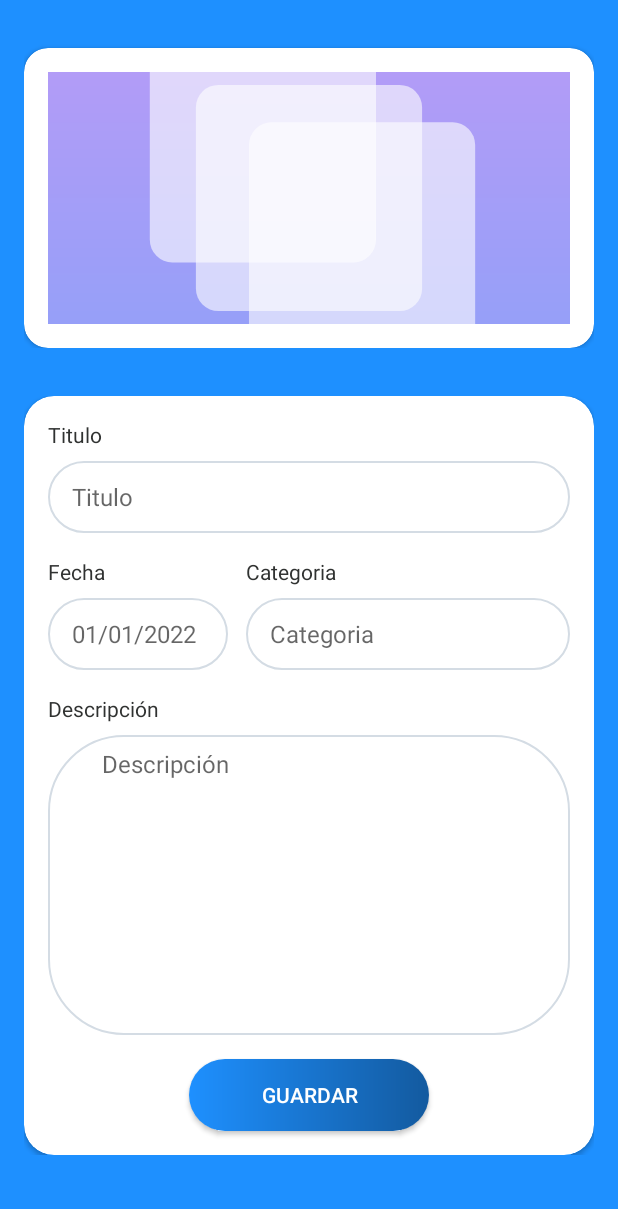
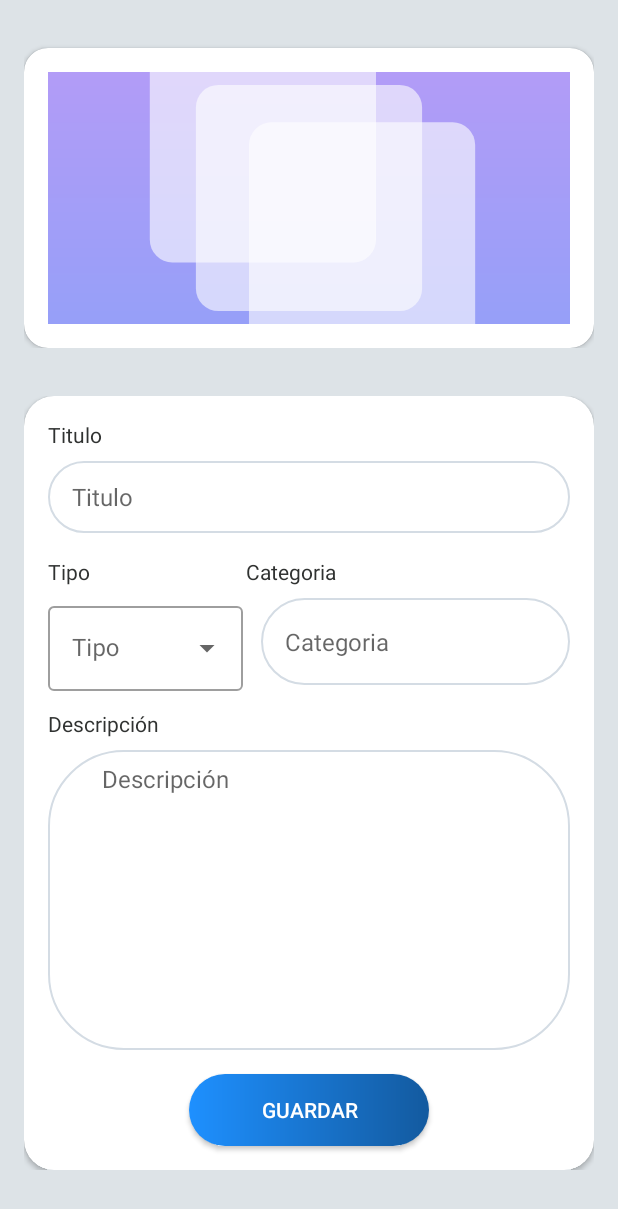
Before and after one commit to laloretom/UnaAyuditaAqui, an Android app: the AddServiceActivity screen opened directly, with no data from a screen before it, on a phone screen of 412 x 824 dp. Shown: the top 1209 px of the screen. Run offline under Robolectric (Android 15) with nearby library versions, the phone set to English and light mode, and no system bars; our stand-ins replace Firebase (no records; nobody signed in at launch, a user with empty details on screens opened directly); 3 statements that could not run were skipped.

Commit message:
Admin Services V2

```diff
--- a/app/src/main/java/com/unaayuditaaqui/unaayuditaaqui/Service.kt
+++ b/app/src/main/java/com/unaayuditaaqui/unaayuditaaqui/Service.kt
@@ -7,6 +7,7 @@ import com.google.firebase.database.IgnoreExtraProperties
 data class Service (
     var uidAuthor: String? = null,
     var serviceTitle: String? = null,
+    var type: String? = null,
     var description: String? = null,
     var category: String? = null,
     val date:   String? = null,
@@ -20,6 +21,7 @@ data class Service (
         return mapOf(
             "uidAuthor" to uidAuthor,
             "serviceTitle" to serviceTitle,
+            "type" to type,
             "description" to description,
             "category" to category,
             "date" to date,
--- a/app/src/main/java/com/unaayuditaaqui/unaayuditaaqui/ServiceAdapter.kt
+++ b/app/src/main/java/com/unaayuditaaqui/unaayuditaaqui/ServiceAdapter.kt
@@ -34,8 +34,8 @@ class ServiceAdapter(private val serviceList: ArrayList<Service>) : RecyclerView
 
         holder.itemView.setOnClickListener { v ->
             val intent = Intent(v.context, DetailServiceActivity::class.java).apply {
-                //putExtra("key", currentItem.idService)
-                putExtra("key", "currentItem.url")
+                putExtra("key", currentItem.idService)
+                //putExtra("key", "currentItem.url")
 
             }
             v.context.startActivity(intent)
--- a/app/src/main/res/layout/activity_add_service.xml
+++ b/app/src/main/res/layout/activity_add_service.xml
@@ -4,7 +4,7 @@
     xmlns:tools="http://schemas.android.com/tools"
     android:layout_width="match_parent"
     android:layout_height="match_parent"
-    android:background="@color/colorPrimary"
+    android:background="@color/gray"
     tools:context=".AddServiceActivity">
 
 
@@ -103,7 +103,7 @@
                                 android:textSize="16sp" />
 
                             <TextView
-                                android:id="@+id/dateTextView"
+                                android:id="@+id/typeTextView"
                                 android:layout_width="120dp"
                                 android:layout_height="wrap_content"
                                 android:layout_below="@+id/titleEditText"
@@ -111,26 +111,26 @@
                                 android:layout_marginStart="16dp"
                                 android:layout_marginTop="16dp"
                                 android:layout_marginBottom="8dp"
-                                android:text="@string/date_form"
+                                android:text="Tipo"
                                 android:textColor="@color/black_500" />
 
-                            <EditText
-                                android:id="@+id/dateEditText"
-                                android:layout_width="120dp"
-                                android:layout_height="48dp"
-                                android:layout_below="@+id/dateTextView"
+                            <com.google.android.material.textfield.TextInputLayout
+                                style="@style/Widget.MaterialComponents.TextInputLayout.OutlinedBox.ExposedDropdownMenu"
+                                android:id="@+id/boxTypeService"
+                                android:layout_width="130dp"
+                                android:layout_height="wrap_content"
+                                android:layout_below="@+id/typeTextView"
                                 android:layout_alignParentStart="true"
-                                android:layout_marginStart="16dp"
-                                android:autofillHints="@string/date"
-                                android:background="@drawable/ic_field"
-                                android:ems="3"
-                                android:hint="@string/date"
-                                android:inputType="date|text"
-                                android:paddingLeft="16dp"
-                                android:paddingTop="8dp"
-                                android:paddingRight="16dp"
-                                android:paddingBottom="8dp"
-                                android:textSize="16sp" />
+                                android:layout_marginStart="16dp">
+
+                                <AutoCompleteTextView
+                                    android:id="@+id/autoCompleteTextView"
+                                    android:layout_width="match_parent"
+                                    android:layout_height="match_parent"
+                                    android:inputType="none"
+                                    android:hint="Tipo"/>
+
+                            </com.google.android.material.textfield.TextInputLayout>
 
                             <TextView
                                 android:id="@+id/categoryTextView"
@@ -142,24 +142,24 @@
                                 android:layout_marginTop="16dp"
                                 android:layout_marginEnd="16dp"
                                 android:layout_marginBottom="8dp"
-                                android:layout_toEndOf="@+id/dateEditText"
+                                android:layout_toEndOf="@+id/typeTextView"
                                 android:text="@string/category"
                                 android:textColor="@color/black_500" />
 
                             <EditText
                                 android:id="@+id/categoryEditText"
                                 android:layout_width="match_parent"
-                                android:layout_height="48dp"
-                                android:layout_below="@+id/dateTextView"
+                                android:layout_height="58dp"
+                                android:layout_below="@+id/categoryTextView"
                                 android:layout_alignParentEnd="true"
                                 android:layout_marginStart="12dp"
                                 android:layout_marginEnd="16dp"
-                                android:layout_toEndOf="@+id/dateTextView"
-                                android:autofillHints=""
+                                android:layout_toEndOf="@+id/boxTypeService"
+                                android:autofillHints="@string/description"
                                 android:background="@drawable/ic_field"
                                 android:ems="10"
                                 android:hint="@string/category"
-                                android:inputType="textUri|text|datetime"
+                                android:inputType="textAutoComplete"
                                 android:paddingLeft="16dp"
                                 android:paddingTop="8dp"
                                 android:paddingRight="16dp"
@@ -224,11 +224,13 @@
                         </RelativeLayout>
 
                     </androidx.cardview.widget.CardView>
+
                 </RelativeLayout>
 
             </LinearLayout>
 
         </LinearLayout>
+
     </ScrollView>
 
 </LinearLayout>
```
Also changed, not shown: app/src/main/java/com/unaayuditaaqui/unaayuditaaqui/AddServiceActivity.kt (+20 -3 lines), app/src/main/java/com/unaayuditaaqui/unaayuditaaqui/EditServiceActivity.kt (+26 -9 lines), app/src/main/java/com/unaayuditaaqui/unaayuditaaqui/MyServicesActivity.kt (+7 -4 lines), app/src/main/res/layout/activity_edit_service.xml (+29 -27 lines), app/src/main/res/layout/list_item_type.xml (added, +7 -0 lines).
